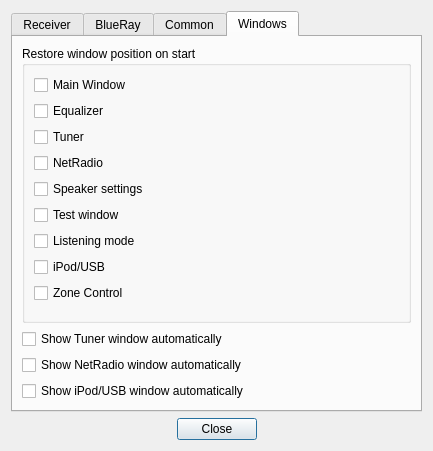
Before: the Qt Designer form settingsdialog.ui in AceOfSnakes/AvrPioRemote, drawn with Qt 5.
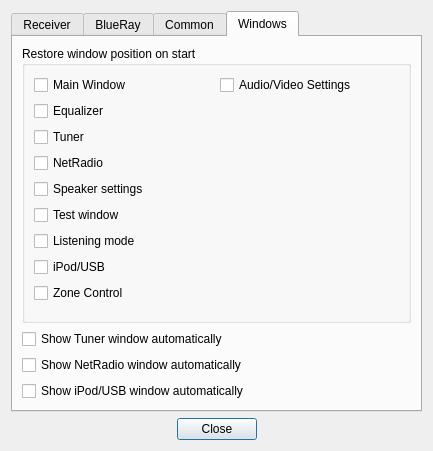
After: the same form once the commit is applied. The open tabs and pages were chosen to show the change.

Commit message: Audio / Video Einstellungen hinzugefügt

Diff of the .ui file:
```diff
--- a/settingsdialog.ui
+++ b/settingsdialog.ui
@@ -439,68 +439,79 @@
          </property>
          <layout class="QVBoxLayout" name="verticalLayout">
           <item>
+           <layout class="QGridLayout" name="gridLayout">
+            <item row="0" column="0">
            <widget class="QCheckBox" name="RestoreMainWindowCheckBox">
             <property name="text">
              <string>Main Window</string>
             </property>
            </widget>
           </item>
-          <item>
+            <item row="0" column="1">
+             <widget class="QCheckBox" name="RestoreAVSettingsWindowCheckBox">
+              <property name="text">
+               <string>Audio/Video Settings</string>
+              </property>
+             </widget>
+            </item>
+            <item row="1" column="0">
            <widget class="QCheckBox" name="RestoreEQWindowCheckBox">
             <property name="text">
              <string>Equalizer</string>
             </property>
            </widget>
           </item>
-          <item>
+            <item row="2" column="0">
            <widget class="QCheckBox" name="RestoreTunerWindowCheckBox">
             <property name="text">
              <string>Tuner</string>
             </property>
            </widget>
           </item>
-          <item>
+            <item row="3" column="0">
            <widget class="QCheckBox" name="RestoreNetRadioWindowCheckBox">
             <property name="text">
              <string>NetRadio</string>
             </property>
            </widget>
           </item>
-          <item>
+            <item row="4" column="0">
            <widget class="QCheckBox" name="RestoreSpeakerSettingsWindowCheckBox">
             <property name="text">
              <string>Speaker settings</string>
             </property>
            </widget>
           </item>
-          <item>
+            <item row="5" column="0">
            <widget class="QCheckBox" name="RestoreTestWindowCheckBox">
             <property name="text">
              <string>Test window</string>
             </property>
            </widget>
           </item>
-          <item>
+            <item row="6" column="0">
            <widget class="QCheckBox" name="RestoreLMSettingsWindowCheckBox">
             <property name="text">
              <string>Listening mode</string>
             </property>
            </widget>
           </item>
-          <item>
+            <item row="7" column="0">
            <widget class="QCheckBox" name="RestoreUSBWindowCheckBox">
             <property name="text">
              <string>iPod/USB</string>
             </property>
            </widget>
           </item>
-          <item>
+            <item row="8" column="0">
            <widget class="QCheckBox" name="RestoreZoneControlWindowCheckBox">
             <property name="text">
              <string>Zone Control</string>
             </property>
            </widget>
           </item>
+           </layout>
+          </item>
           <item>
            <spacer name="verticalSpacer">
             <property name="orientation">
```
Left out of the diff: 1 changed line with no effect on the pictures. Lines whose indentation alone changed are shown as unchanged. The commit also changes 13 other files.
